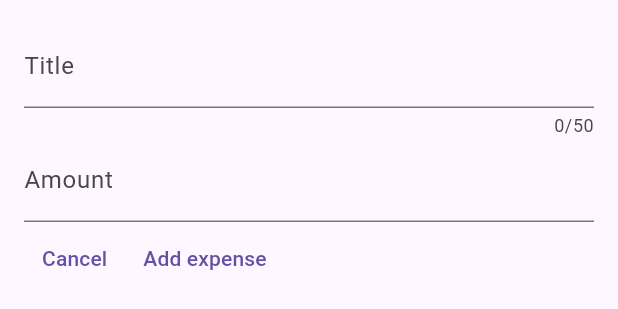
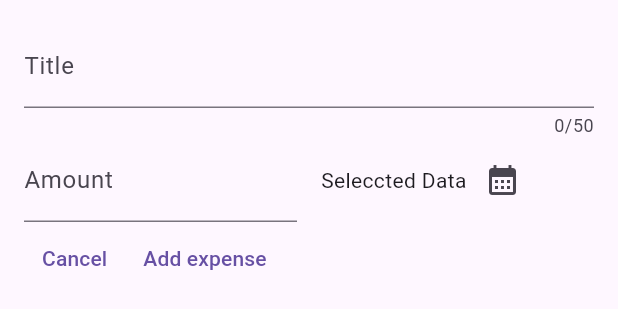
Before and after one commit to YOGESHnick/Expense_Tracker-flutter, a Flutter app: the NewExpense widget shown alone on an empty page, opened directly, on a phone screen of 412 x 824 dp. Shown: the top 309 px of the screen. Run offline on Flutter 3.47's test engine with Material 2 defaults, Android fonts, the phone set to English and light mode, and no system bars.

Commit message:
adding date!

```diff
--- a/lib/widgets/new_expense.dart
+++ b/lib/widgets/new_expense.dart
@@ -38,13 +38,30 @@ class _NewExpenseState extends State<NewExpense> {
               label: Text('Title')
             ),
           ),
-          TextField(
+          Row(
+            children: [
+              Expanded(child: TextField(
                 controller: _amountController,
                 keyboardType: TextInputType.number,
                 decoration: const InputDecoration(
                   prefixText: '₹ ',
                   label: Text('Amount')
                 ),
+              )),
+              const SizedBox(width:16),
+              Expanded(
+                child:Row(
+                  children: [
+                    const Text('Seleccted Data'),
+                    IconButton(
+                      onPressed: (){},
+                      icon: const Icon(
+                        Icons.calendar_month)
+                    )
+                  ],
+                ) ,
+              )
+            ],
           ),
           Row(
             children: [
```
Also changed, not shown: 1 other file. Lines whose indentation alone changed are shown as unchanged.
